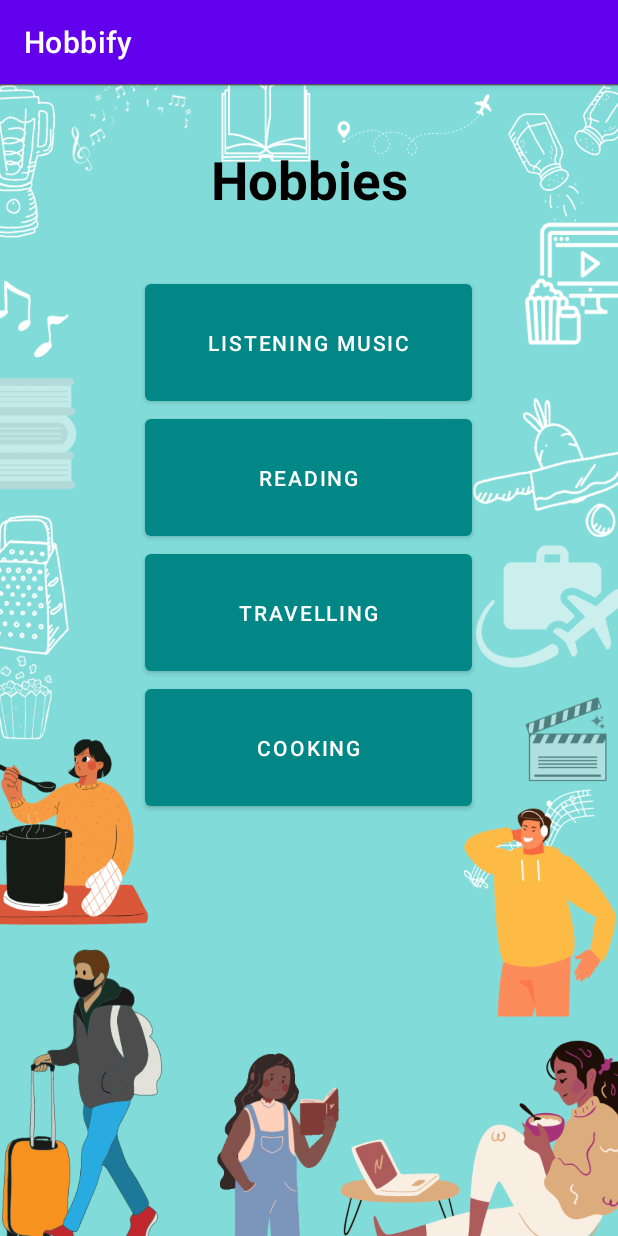
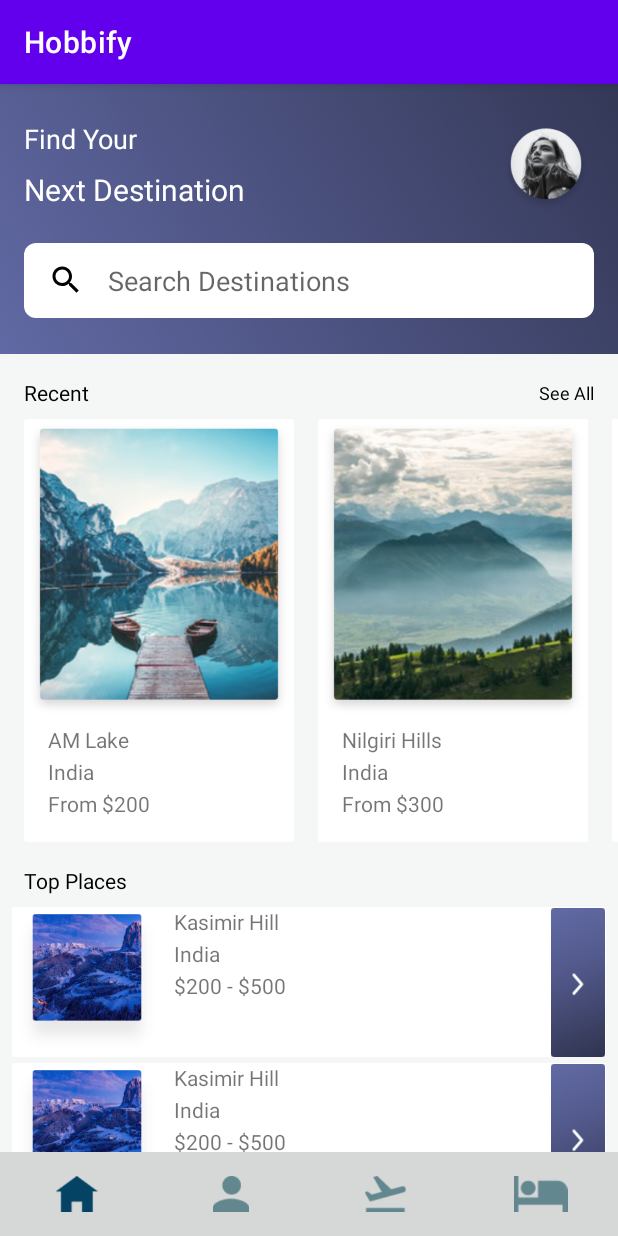
Before and after one commit to 035sidhi/Hobbify1, an Android app: the TravelActivity screen opened directly, with no data from a screen before it, on a phone screen of 412 x 824 dp. Run offline under Robolectric (Android 15) with nearby library versions, the phone set to English and light mode, and no system bars; Roboto replaces fonts that are not available here.

Commit message:
changed actimity_main to activity_travel

```diff
--- a/app/src/main/java/com/example/hobbify/MusicActivity.java
+++ b/app/src/main/java/com/example/hobbify/MusicActivity.java
@@ -22,10 +22,10 @@ import java.io.File;
 import java.util.ArrayList;
 
 public class MusicActivity extends AppCompatActivity {
-
+    ListView listView;
     @Override
     protected void onCreate(Bundle savedInstanceState) {
-        ListView listView;
+
 
         super.onCreate(savedInstanceState);
         setContentView(R.layout.activity_music);
--- a/app/src/main/java/com/example/hobbify/ReadingActivity.java
+++ b/app/src/main/java/com/example/hobbify/ReadingActivity.java
@@ -36,7 +36,7 @@ public class ReadingActivity extends AppCompatActivity {
     @Override
     protected void onCreate(Bundle savedInstanceState) {
         super.onCreate(savedInstanceState);
-        setContentView(R.layout.activity_main);
+        setContentView(R.layout.activity_reading);
 
         recyclerView = findViewById(R.id.recyclerView);
         add_button = findViewById(R.id.add_button);
--- a/app/src/main/java/com/example/hobbify/TravelActivity.java
+++ b/app/src/main/java/com/example/hobbify/TravelActivity.java
@@ -23,7 +23,7 @@ public class TravelActivity extends AppCompatActivity {
     @Override
     protected void onCreate(Bundle savedInstanceState) {
         super.onCreate(savedInstanceState);
-        setContentView(R.layout.activity_main);
+        setContentView(R.layout.activity_travel);
 
 
         List<RecentData> recentsDataList = new ArrayList<>();
--- a/app/src/main/res/layout/activity_music.xml
+++ b/app/src/main/res/layout/activity_music.xml
@@ -5,7 +5,7 @@
     android:layout_width="match_parent"
     android:layout_height="match_parent"
     tools:context=".MusicActivity"
-    android:background="@color/material_dynamic_primary30">
+   >
 
     <ListView
         android:layout_width="20dp"
--- a/app/src/main/res/layout/activity_travel.xml
+++ b/app/src/main/res/layout/activity_travel.xml
@@ -66,7 +66,7 @@
             android:ems="10"
             android:inputType="textPersonName"
             android:paddingStart="16dp"
-            android:text="Search Destinations"
+            android:hint="Search Destinations"
             android:textColor="#62878F"
             app:layout_constraintEnd_toEndOf="@+id/imageView"
             app:layout_constraintStart_toStartOf="@+id/textView2"
```
